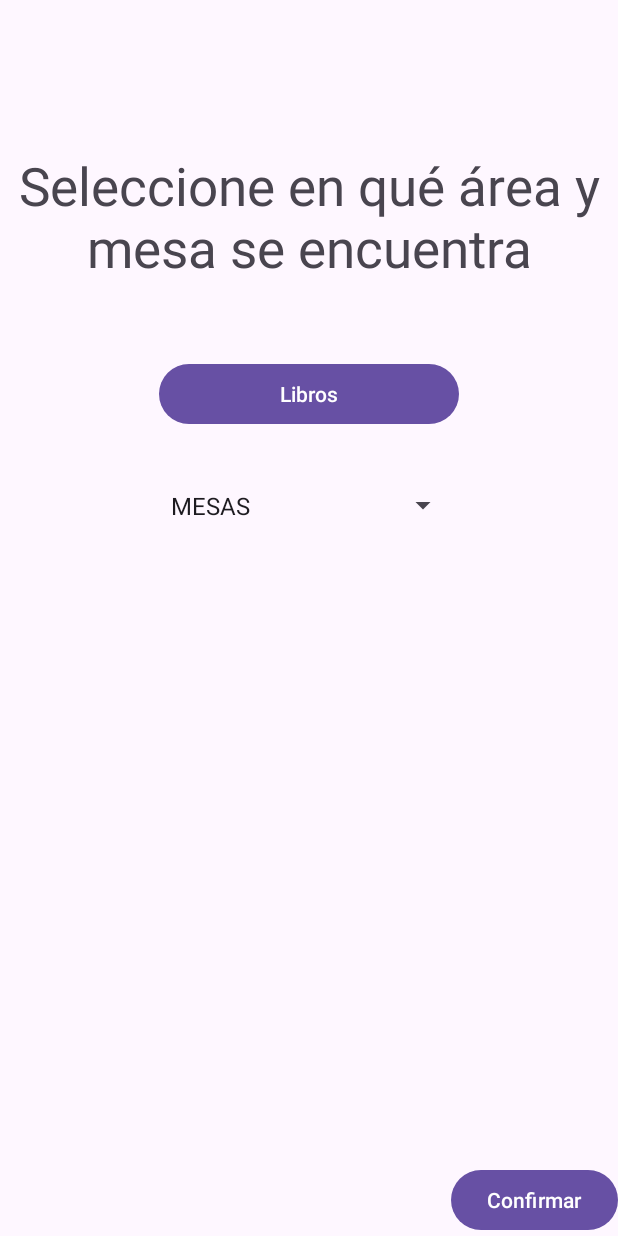
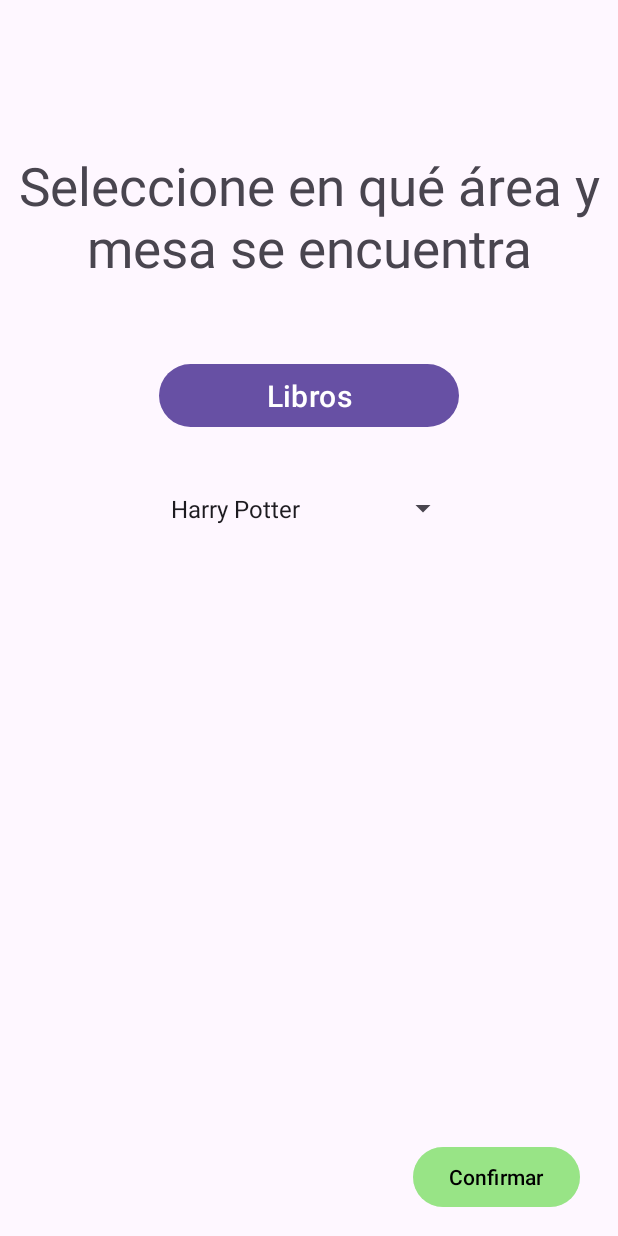
Before and after one commit to NotSureAbout15/cafe, an Android app: the IniciarMesa screen opened directly, with no data from a screen before it, after a tap on "Confirmar", on a phone screen of 412 x 824 dp. Run offline under Robolectric (Android 15) with nearby library versions, the phone set to English and light mode, and no system bars; our stand-ins replace Volley; network calls fail; 2 other taps on this screen came first.

Commit message:
Añadir adaptador a los spinners para que guarde la mesa seleccionada y pasarle el parámetro al botón "Confirmar"

```diff
--- a/CafeFront/app/src/main/java/com/example/cafefront/IniciarMesa.java
+++ b/CafeFront/app/src/main/java/com/example/cafefront/IniciarMesa.java
@@ -3,6 +3,8 @@ package com.example.cafefront;
 import android.content.Context;
 import android.os.Bundle;
 import android.view.View;
+import android.widget.AdapterView;
+import android.widget.ArrayAdapter;
 import android.widget.Button;
 import android.widget.Spinner;
 import android.widget.TextView;
@@ -27,6 +29,7 @@ import org.json.JSONObject;
 public class IniciarMesa extends AppCompatActivity {
     private Context context;
     private RequestQueue queue;
+    private String mesa;
     private TextView zona_libros;
     private TextView zona_deportes;
     private TextView zona_musica;
@@ -34,6 +37,7 @@ public class IniciarMesa extends AppCompatActivity {
     private Spinner deportes;
     private Spinner musica;
     private Button confirmar;
+
     @Override
     protected void onCreate(Bundle savedInstanceState) {
         super.onCreate(savedInstanceState);
@@ -55,6 +59,22 @@ public class IniciarMesa extends AppCompatActivity {
         musica = findViewById(R.id.spinner_musica);
         confirmar = findViewById(R.id.confirmar);
 
+        //creo un adaptador para cada spinner y establecerlo
+        ArrayAdapter<CharSequence> librosAdapter = ArrayAdapter.createFromResource(this,
+                R.array.libros, android.R.layout.simple_spinner_item);
+        librosAdapter.setDropDownViewResource(android.R.layout.simple_spinner_dropdown_item);
+        libros.setAdapter(librosAdapter); //aqui lo establezco
+
+        ArrayAdapter<CharSequence> deportesAdapter = ArrayAdapter.createFromResource(this,
+                R.array.deportes, android.R.layout.simple_spinner_item);
+        deportesAdapter.setDropDownViewResource(android.R.layout.simple_spinner_dropdown_item);
+        deportes.setAdapter(deportesAdapter);
+
+        ArrayAdapter<CharSequence> musicaAdapter = ArrayAdapter.createFromResource(this,
+                R.array.musica, android.R.layout.simple_spinner_item);
+        musicaAdapter.setDropDownViewResource(android.R.layout.simple_spinner_dropdown_item);
+        musica.setAdapter(musicaAdapter);
+
         //en un inicio hago q todos los spinners sean invisibles
         libros.setVisibility(View.INVISIBLE);
         deportes.setVisibility(View.INVISIBLE);
@@ -67,6 +87,19 @@ public class IniciarMesa extends AppCompatActivity {
                 libros.setVisibility(View.VISIBLE);
                 zona_deportes.setVisibility(View.INVISIBLE);
                 zona_musica.setVisibility(View.INVISIBLE);
+                libros.setOnItemSelectedListener(new AdapterView.OnItemSelectedListener() {
+                    @Override
+                    public void onItemSelected(AdapterView<?> parent, View view, int position, long id) {
+                        //recojo el nombre del item seleccionado
+                        mesa = parent.getItemAtPosition(position).toString();
+                        Toast.makeText(context, "Has seleccionado: " + mesa, Toast.LENGTH_LONG).show();
+                    }
+
+                    @Override
+                    public void onNothingSelected(AdapterView<?> parent) {
+
+                    }
+                });
             }
         });
         zona_deportes.setOnClickListener(new View.OnClickListener() {
@@ -75,6 +108,20 @@ public class IniciarMesa extends AppCompatActivity {
                 deportes.setVisibility(View.VISIBLE);
                 zona_libros.setVisibility(View.INVISIBLE);
                 zona_musica.setVisibility(View.INVISIBLE);
+
+                deportes.setOnItemSelectedListener(new AdapterView.OnItemSelectedListener() {
+                    @Override
+                    public void onItemSelected(AdapterView<?> parent, View view, int position, long id) {
+                        //recojo el nombre del item seleccionado
+                        mesa = parent.getItemAtPosition(position).toString();
+                        Toast.makeText(context, "Has seleccionado: " + mesa, Toast.LENGTH_LONG).show();
+                    }
+
+                    @Override
+                    public void onNothingSelected(AdapterView<?> parent) {
+
+                    }
+                });
             }
         });
         zona_musica.setOnClickListener(new View.OnClickListener() {
@@ -83,6 +130,20 @@ public class IniciarMesa extends AppCompatActivity {
                 musica.setVisibility(View.VISIBLE);
                 zona_libros.setVisibility(View.INVISIBLE);
                 zona_deportes.setVisibility(View.INVISIBLE);
+
+                musica.setOnItemSelectedListener(new AdapterView.OnItemSelectedListener() {
+                    @Override
+                    public void onItemSelected(AdapterView<?> parent, View view, int position, long id) {
+                        //recojo el nombre del item seleccionado
+                        mesa = parent.getItemAtPosition(position).toString();
+                        Toast.makeText(context, "Has seleccionado: " + mesa, Toast.LENGTH_LONG).show();
+                    }
+
+                    @Override
+                    public void onNothingSelected(AdapterView<?> parent) {
+
+                    }
+                });
             }
         });
 
@@ -90,11 +151,10 @@ public class IniciarMesa extends AppCompatActivity {
         confirmar.setOnClickListener(new View.OnClickListener() {
             @Override
             public void onClick(View v) {
-                Toast.makeText(context, "Clicaste en: " + confirmar.getText().toString(), Toast.LENGTH_LONG).show();
+                Toast.makeText(context, "Clicaste en: " + mesa, Toast.LENGTH_LONG).show();
                 try {
-                    String mesa = confirmar.getText().toString();
                     mesaenuso(mesa);
-                }catch (Exception e){
+                } catch (Exception e) {
                     System.out.println("Error: " + e);
                 }
             }
@@ -126,7 +186,7 @@ public class IniciarMesa extends AppCompatActivity {
 
                             if (statusCode == 405) {
                                 Toast.makeText(context, "Faltan parámetros", Toast.LENGTH_LONG).show();
-                            }else if (statusCode == 404) {
+                            } else if (statusCode == 404) {
                                 Toast.makeText(context, "Mesa no encontrada", Toast.LENGTH_SHORT).show();
                             } else if (statusCode == 409) {
                                 Toast.makeText(context, "La mesa ya está en uso", Toast.LENGTH_SHORT).show();
--- a/CafeFront/app/src/main/res/layout/activity_iniciar_mesa.xml
+++ b/CafeFront/app/src/main/res/layout/activity_iniciar_mesa.xml
@@ -19,11 +19,13 @@
         app:layout_constraintStart_toStartOf="parent"
         app:layout_constraintEnd_toEndOf="parent"/>
 
+    <!-- LIBROS -->
     <Button
         android:id="@+id/zona_libros"
         android:layout_width="200dp"
-        android:layout_height="wrap_content"
+        android:layout_height="50dp"
         android:text="Libros"
+        android:textSize="20dp"
         android:layout_marginTop="50dp"
         app:layout_constraintTop_toBottomOf="@id/titulo"
         app:layout_constraintStart_toStartOf="parent"
@@ -39,11 +41,13 @@
         app:layout_constraintStart_toStartOf="parent"
         app:layout_constraintEnd_toEndOf="parent"/>
 
+    <!-- DEPORTES -->
     <Button
         android:id="@+id/zona_deportes"
         android:layout_width="200dp"
         android:layout_height="wrap_content"
         android:text="Deportes"
+        android:textSize="20dp"
         android:layout_marginTop="25dp"
         app:layout_constraintTop_toBottomOf="@id/spinner_libros"
         app:layout_constraintStart_toStartOf="parent"
@@ -59,11 +63,13 @@
         app:layout_constraintStart_toStartOf="parent"
         app:layout_constraintEnd_toEndOf="parent"/>
 
+    <!-- MUSICA -->
     <Button
         android:id="@+id/zona_musica"
         android:layout_width="200dp"
         android:layout_height="wrap_content"
         android:text="Música"
+        android:textSize="20dp"
         android:layout_marginTop="25dp"
         app:layout_constraintTop_toBottomOf="@id/spinner_deportes"
         app:layout_constraintStart_toStartOf="parent"
@@ -79,11 +85,16 @@
         app:layout_constraintStart_toStartOf="parent"
         app:layout_constraintEnd_toEndOf="parent"/>
 
+    <!-- CONFIRMAR -->
     <Button
         android:id="@+id/confirmar"
         android:layout_width="wrap_content"
         android:layout_height="wrap_content"
         android:text="Confirmar"
+        android:textColor="@color/black"
+        android:backgroundTint="#635AD83E"
+        android:layout_marginEnd="25dp"
+        android:layout_marginBottom="15dp"
         app:layout_constraintBottom_toBottomOf="parent"
         app:layout_constraintEnd_toEndOf="parent"/>
 
--- a/CafeFront/app/src/main/res/values/arrays.xml
+++ b/CafeFront/app/src/main/res/values/arrays.xml
@@ -1,7 +1,6 @@
 <?xml version="1.0" encoding="utf-8"?>
 <resources>
     <string-array name="libros">
-        <item>MESAS</item>
         <item>Harry Potter</item>
         <item>Disney</item>
         <item>Desdentao</item>
@@ -9,7 +8,7 @@
 
     <string-array name="deportes">
         <item>Formula 1</item>
-        <item>Fútbol</item>
+        <item>Futbol</item>
         <item>Tennis</item>
     </string-array>
 
```
Also changed, not shown: 1 other file.
